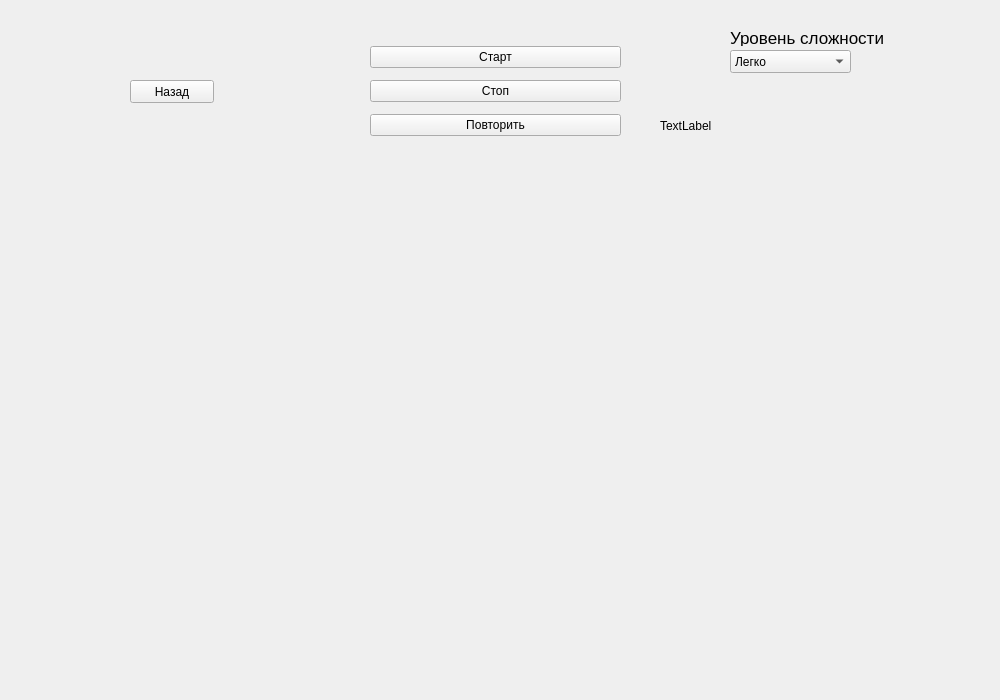
Above: src/gui/exercises/exercisenotileswidget.ui from TFed555/music_trainer before the change. Below: the same form after it.
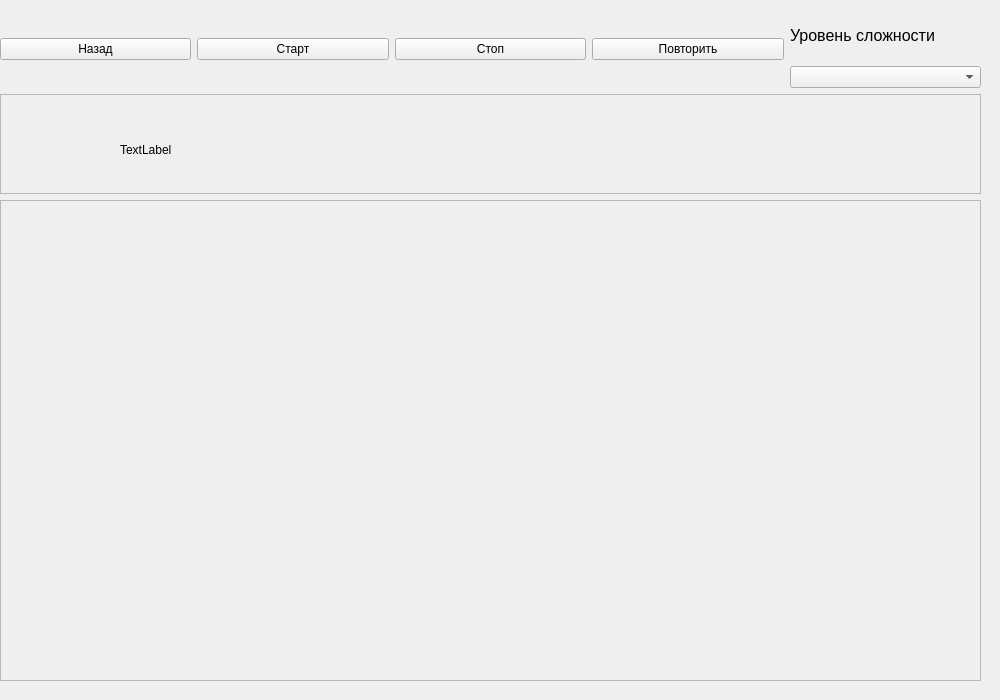
That is the form after the change.

Diff of the .ui file:
```diff
--- a/src/gui/exercises/exercisenotileswidget.ui
+++ b/src/gui/exercises/exercisenotileswidget.ui
@@ -13,30 +13,30 @@
   <property name="windowTitle">
    <string>Form</string>
   </property>
-  <widget class="QPushButton" name="backBtn">
-   <property name="geometry">
-    <rect>
-     <x>130</x>
-     <y>80</y>
-     <width>84</width>
-     <height>23</height>
-    </rect>
-   </property>
-   <property name="text">
-    <string>Назад</string>
-   </property>
-  </widget>
   <widget class="QWidget" name="verticalLayoutWidget">
    <property name="geometry">
     <rect>
-     <x>370</x>
-     <y>40</y>
-     <width>251</width>
-     <height>104</height>
+     <x>0</x>
+     <y>10</y>
+     <width>981</width>
+     <height>671</height>
     </rect>
    </property>
    <layout class="QVBoxLayout" name="verticalLayout">
     <item>
+     <layout class="QHBoxLayout" name="horizontalLayout">
+      <item>
+       <layout class="QHBoxLayout" name="horizontalLayout_2">
+        <item>
+         <widget class="QPushButton" name="backBtn">
+          <property name="text">
+           <string>Назад</string>
+          </property>
+         </widget>
+        </item>
+       </layout>
+      </item>
+      <item>
      <widget class="QPushButton" name="startBtn">
       <property name="text">
        <string>Старт</string>
@@ -57,70 +57,105 @@
       </property>
      </widget>
     </item>
-   </layout>
-  </widget>
-  <widget class="QWidget" name="gridLayoutWidget">
-   <property name="geometry">
-    <rect>
-     <x>60</x>
-     <y>200</y>
-     <width>781</width>
-     <height>291</height>
-    </rect>
-   </property>
-   <layout class="QGridLayout" name="answersLayout"/>
-  </widget>
-  <widget class="QComboBox" name="difficultyBox">
-   <property name="geometry">
-    <rect>
-     <x>730</x>
-     <y>50</y>
-     <width>121</width>
-     <height>23</height>
-    </rect>
-   </property>
    <item>
-    <property name="text">
-     <string>Легко</string>
-    </property>
-   </item>
+       <layout class="QVBoxLayout" name="verticalLayout_3">
    <item>
-    <property name="text">
-     <string>Сложно</string>
-    </property>
-   </item>
-  </widget>
   <widget class="QLabel" name="difficultyLabel">
-   <property name="geometry">
-    <rect>
-     <x>730</x>
-     <y>30</y>
-     <width>161</width>
-     <height>16</height>
-    </rect>
+          <property name="maximumSize">
+           <size>
+            <width>200</width>
+            <height>50</height>
+           </size>
    </property>
    <property name="font">
     <font>
      <family>Ubuntu</family>
-     <pointsize>13</pointsize>
+            <pointsize>12</pointsize>
     </font>
    </property>
    <property name="text">
     <string>Уровень сложности</string>
    </property>
   </widget>
+        </item>
+        <item>
+         <widget class="QComboBox" name="difficultyBox">
+          <property name="placeholderText">
+           <string>Уровень сложности</string>
+          </property>
+          <item>
+           <property name="text">
+            <string>Легко</string>
+           </property>
+          </item>
+          <item>
+           <property name="text">
+            <string>Сложно</string>
+           </property>
+          </item>
+         </widget>
+        </item>
+       </layout>
+      </item>
+     </layout>
+    </item>
+    <item>
+     <widget class="QFrame" name="card">
+      <property name="maximumSize">
+       <size>
+        <width>16777215</width>
+        <height>100</height>
+       </size>
+      </property>
+      <property name="frameShape">
+       <enum>QFrame::Shape::StyledPanel</enum>
+      </property>
+      <property name="frameShadow">
+       <enum>QFrame::Shadow::Raised</enum>
+      </property>
+      <widget class="QWidget" name="verticalLayoutWidget_2">
+       <property name="geometry">
+        <rect>
+         <x>120</x>
+         <y>20</y>
+         <width>721</width>
+         <height>71</height>
+        </rect>
+       </property>
+       <layout class="QVBoxLayout" name="verticalLayout_2">
+        <item>
   <widget class="QLabel" name="descriptionLabel">
-   <property name="geometry">
-    <rect>
-     <x>660</x>
-     <y>80</y>
-     <width>249</width>
-     <height>91</height>
-    </rect>
-   </property>
    <property name="text">
     <string>TextLabel</string>
    </property>
+         </widget>
+        </item>
+       </layout>
+      </widget>
+     </widget>
+    </item>
+    <item>
+     <widget class="QFrame" name="card_2">
+      <property name="frameShape">
+       <enum>QFrame::Shape::StyledPanel</enum>
+      </property>
+      <property name="frameShadow">
+       <enum>QFrame::Shadow::Raised</enum>
+      </property>
+      <widget class="QWidget" name="gridLayoutWidget">
+       <property name="geometry">
+        <rect>
+         <x>10</x>
+         <y>10</y>
+         <width>961</width>
+         <height>261</height>
+        </rect>
+       </property>
+       <layout class="QGridLayout" name="answersLayout"/>
+      </widget>
+     </widget>
+    </item>
+   </layout>
   </widget>
  </widget>
  <resources/>
```
Lines whose indentation alone changed are shown as unchanged.
